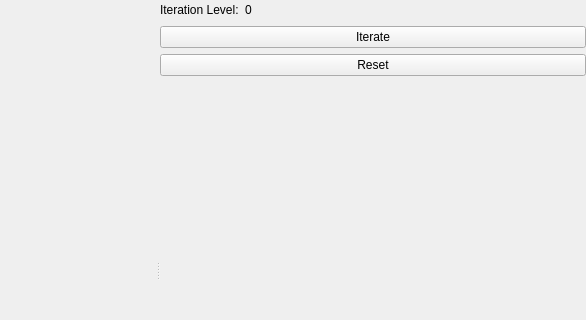
First picture: the form in KochFractal/mainwindow.ui, repository dauzva/chaos-theory, before the edit; both pictures show x 167 to 753 and y 0 to 320 of the 753 by 562 pixel window.
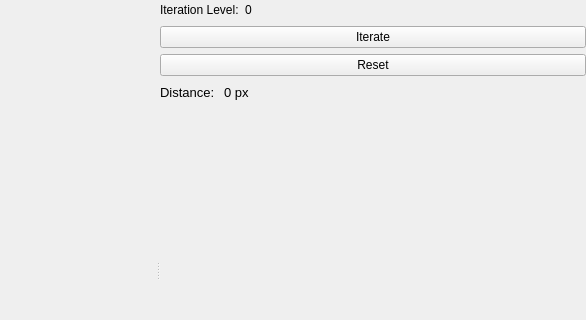
Second picture: the form after the edit.

Commit message: distance now showing in UI

```diff
--- a/KochFractal/mainwindow.ui
+++ b/KochFractal/mainwindow.ui
@@ -87,6 +87,53 @@
           </property>
          </widget>
         </item>
+        <item>
+         <layout class="QHBoxLayout" name="horizontalLayout">
+          <item>
+           <widget class="QLabel" name="label">
+            <property name="font">
+             <font>
+              <pointsize>10</pointsize>
+             </font>
+            </property>
+            <property name="text">
+             <string>Distance: </string>
+            </property>
+           </widget>
+          </item>
+          <item>
+           <widget class="QLabel" name="distanceLabel">
+            <property name="sizePolicy">
+             <sizepolicy hsizetype="Minimum" vsizetype="Preferred">
+              <horstretch>0</horstretch>
+              <verstretch>0</verstretch>
+             </sizepolicy>
+            </property>
+            <property name="font">
+             <font>
+              <pointsize>10</pointsize>
+             </font>
+            </property>
+            <property name="text">
+             <string>0 px</string>
+            </property>
+           </widget>
+          </item>
+          <item>
+           <spacer name="horizontalSpacer_2">
+            <property name="orientation">
+             <enum>Qt::Horizontal</enum>
+            </property>
+            <property name="sizeHint" stdset="0">
+             <size>
+              <width>40</width>
+              <height>20</height>
+             </size>
+            </property>
+           </spacer>
+          </item>
+         </layout>
+        </item>
         <item>
          <spacer name="verticalSpacer">
           <property name="orientation">
```
The commit also changes 1 other file.
